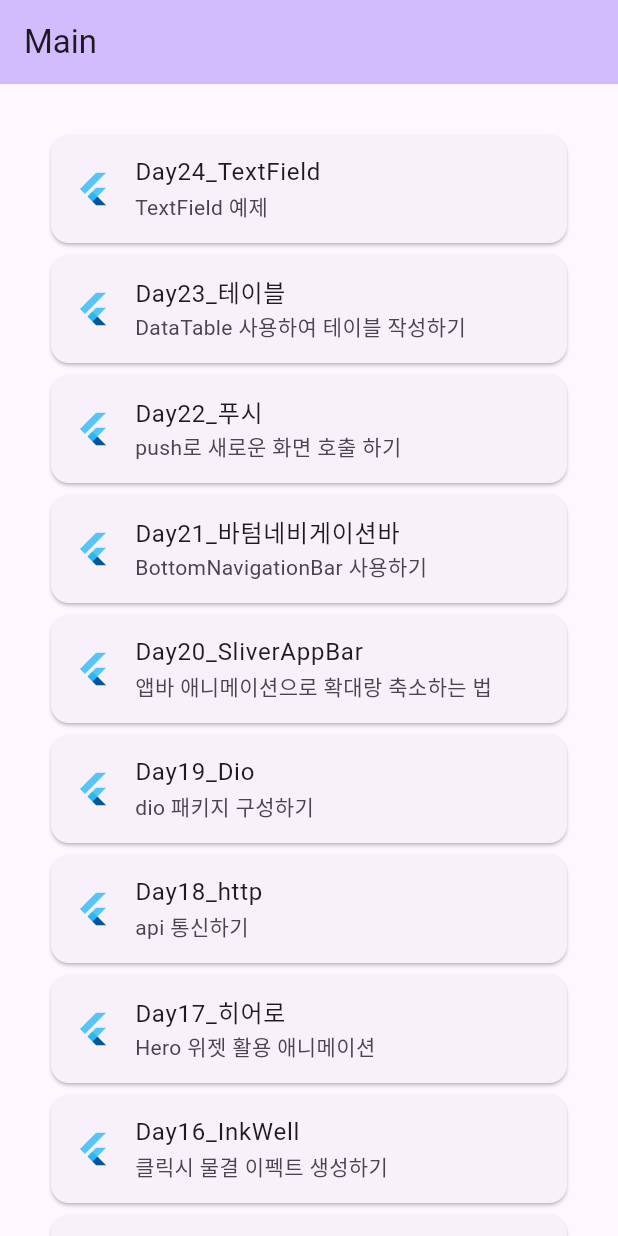
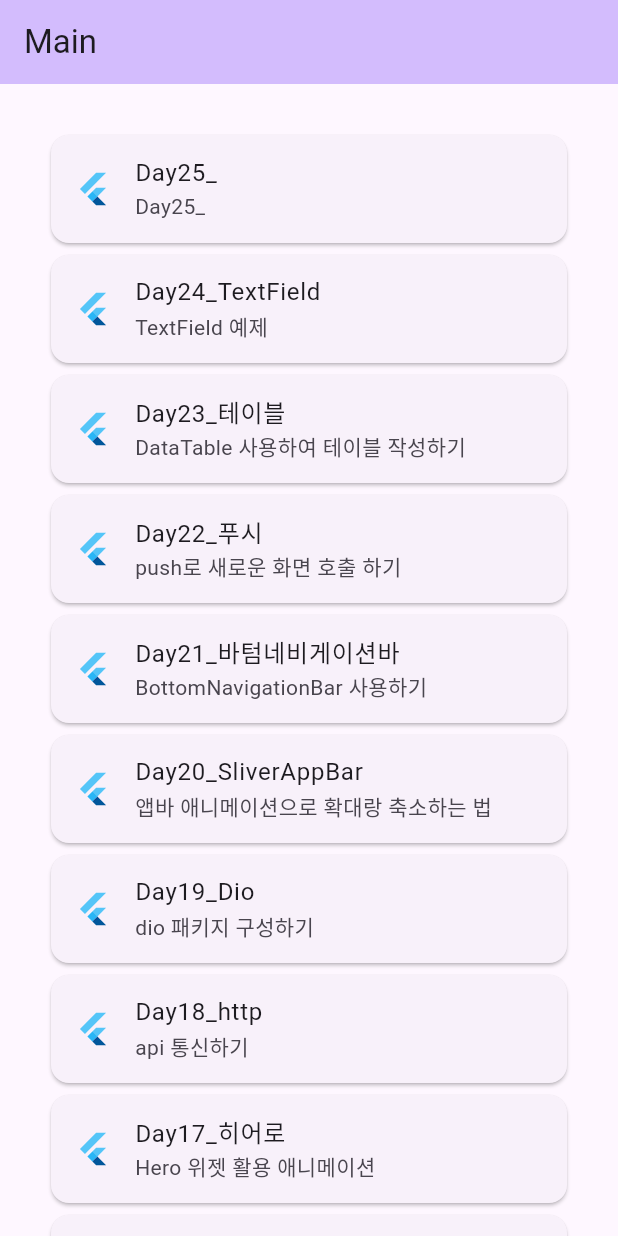
Before and after one commit to junselee42/flutter_study, a Flutter app: the screen it shows after launch, on a phone screen of 412 x 824 dp. Run offline on Flutter 3.47's test engine with Material 2 defaults, Android fonts, the phone set to English and light mode, and no system bars; our stand-ins replace dio.

Commit message:
chore: add Card - 리스트뷰에 예제24 프레임 추가

```diff
--- a/lib/main.dart
+++ b/lib/main.dart
@@ -43,6 +43,17 @@ class _MyHomePageState extends State<MyHomePage> {
       body: ListView(
         padding: const EdgeInsets.all(30),
         children: [
+          Card(
+            child: ListTile(
+              leading: const FlutterLogo(),
+              title: const Text('Day25_'),
+              subtitle: const Text('Day25_'),
+              hoverColor: Colors.purple,
+              onTap: () {
+                Navigator.of(context).pushNamed('/twentyfifth');
+              },
+            ),
+          ),
           Card(
             child: ListTile(
               leading: const FlutterLogo(),
--- a/lib/router/router.dart
+++ b/lib/router/router.dart
@@ -24,6 +24,7 @@ import 'package:flutter00/router/pages/twentyone.dart';
 import 'package:flutter00/router/pages/twentytwo.dart';
 import 'package:flutter00/router/pages/twentythree.dart';
 import 'package:flutter00/router/pages/twentyfour.dart';
+import 'package:flutter00/router/pages/twentyfive.dart';
 
 final routes = {
   '/': (BuildContext context) => const MyHomePage(title: "Main"),
@@ -51,4 +52,5 @@ final routes = {
   '/twentysecond': (BuildContext context) => const TwentyTwoPage(),
   '/twentythird': (BuildContext context) => const TwentyThreePage(),
   '/twentyfourth': (BuildContext context) => const TwentyFourPage(),
+  '/twentyfifth': (BuildContext context) => const TwentyFivePage(),
 };
```
Also changed, not shown: lib/router/pages/twentyfive.dart (added, +22 -0 lines).
